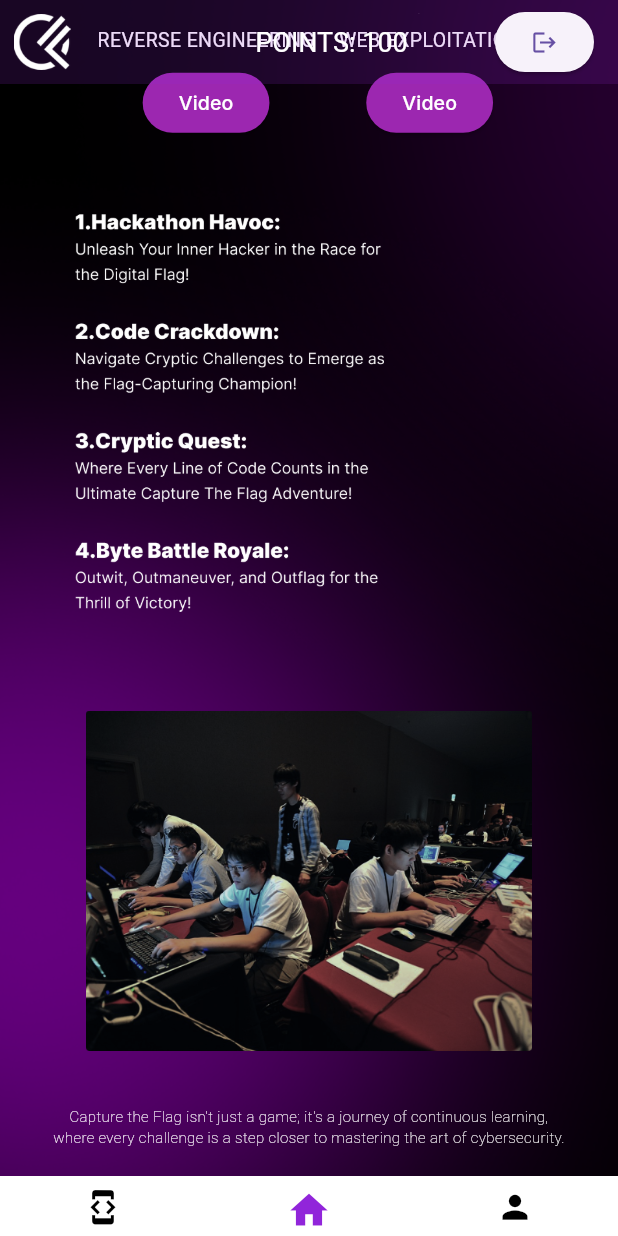
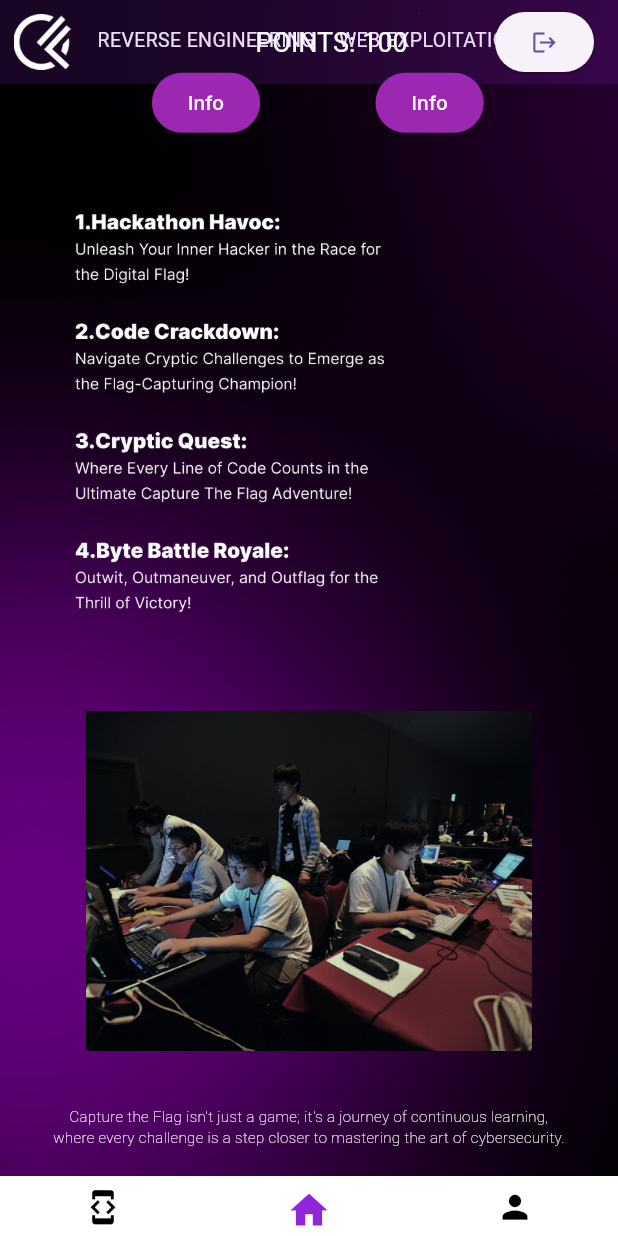
Before and after one commit to Michochi/Code-Fusion-Mobile-App, a Flutter app: the screen it shows after launch, scrolled down 718 dp, on a phone screen of 412 x 824 dp. Run offline on Flutter 3.47's test engine with Material 3 defaults, Android fonts, the phone set to English and light mode, and no system bars; our stand-ins replace animated_text_kit, firebase_auth, firebase_core, google_fonts, shared_preferences; accounts and stored records are empty.

```diff
--- a/lib/screens/homeScreen.dart
+++ b/lib/screens/homeScreen.dart
@@ -122,7 +122,7 @@ class _HomescreenState extends State<Homescreen> {
                     alignment: Alignment.centerLeft,
                     margin: const EdgeInsets.all(50),
                     child: Image(
-                      image: AssetImage('assets/quest.png'),
+                      image: const AssetImage('assets/quest.png'),
                       width: imageWidth2,
                     ),
                   ),
@@ -176,7 +176,7 @@ where every challenge is a step closer to mastering the art of cybersecurity.'''
           style: ElevatedButton.styleFrom(
             backgroundColor: const Color(0xFF9C27B0),
           ),
-          child: Text('Video',
+          child: Text('Info',
               style: GoogleFonts.inter(color: Colors.white, fontSize: 13)),
         ),
       ],
```
Also changed, not shown: assets/BinaryFrame.png (added), assets/CryptoFrame.png (added), assets/ForensicsFRAME.png (added), assets/ReverseFrame.png (added), assets/WebFrame.png (added).
